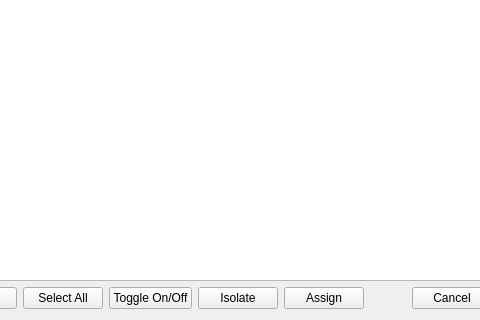
The window that src/Mod/BIM/Resources/ui/dialogLayersIFC.ui (southseact-3d/fcd) describes before a commit, drawn with Qt 5; both pictures show x 206 to 686 and y 135 to 455 of the 795 by 455 pixel window.
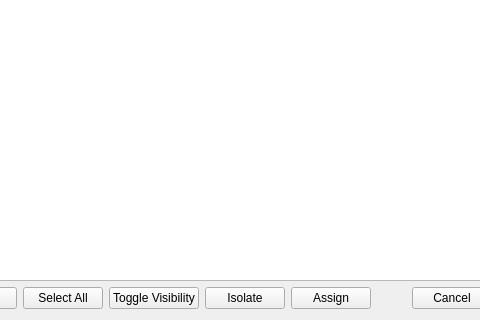
The same window after the commit.

What changed in the file:
```diff
--- a/src/Mod/BIM/Resources/ui/dialogLayersIFC.ui
+++ b/src/Mod/BIM/Resources/ui/dialogLayersIFC.ui
@@ -57,7 +57,7 @@
      <item>
       <widget class="QPushButton" name="buttonToggle">
        <property name="text">
-        <string>Toggle On/Off</string>
+        <string>Toggle Visibility</string>
        </property>
       </widget>
      </item>
```
